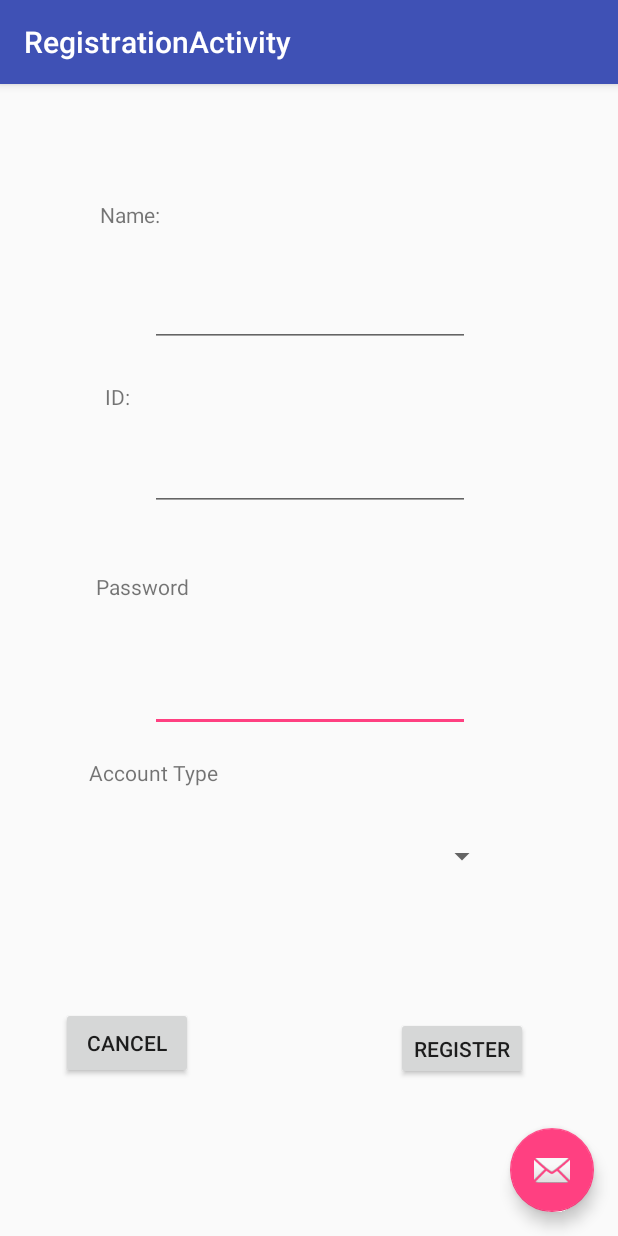
After one commit to JAGAD51/BuzzShelter, an Android app: the RegistrationActivity screen opened directly, with no data from a screen before it, on a phone screen of 412 x 824 dp. The commit adds this screen. Run offline under Robolectric (Android 15) with nearby library versions, the phone set to English and light mode, and no system bars.

Commit message:
woops. M5 almost done until registration button almost made

```diff
--- a/app/src/main/AndroidManifest.xml
+++ b/app/src/main/AndroidManifest.xml
@@ -30,7 +30,11 @@
                 android:name="android.support.PARENT_ACTIVITY"
                 android:value="com.example.tonyzhang.buzzshelter.com.buzzshelter.Controllers.WelcomeActivity" />
         </activity>
-        <activity android:name="com.buzzshelter.Controllers.MainActivity"></activity>
+        <activity android:name="com.buzzshelter.Controllers.MainActivity" />
+        <activity
+            android:name="com.buzzshelter.Controllers.RegistrationActivity"
+            android:label="@string/title_activity_registration"
+            android:theme="@style/AppTheme.NoActionBar"></activity>
     </application>
 
 </manifest>
--- /dev/null
+++ b/app/src/main/java/com/buzzshelter/Controllers/RegistrationActivity.java
@@ -0,0 +1,84 @@
+package com.buzzshelter.Controllers;
+
+import android.os.Bundle;
+import android.support.design.widget.FloatingActionButton;
+import android.support.design.widget.Snackbar;
+import android.support.v7.app.AppCompatActivity;
+import android.support.v7.widget.Toolbar;
+import android.view.View;
+import android.widget.ArrayAdapter;
+import android.widget.Button;
+import android.widget.EditText;
+import android.widget.Spinner;
+
+import com.buzzshelter.Model.AccountType;
+import com.buzzshelter.Model.User;
+import com.example.tonyzhang.buzzshelter.R;
+public class RegistrationActivity extends AppCompatActivity {
+
+
+    private EditText name;
+    private EditText id;
+    private EditText password;
+    private Spinner accountType;
+    private User user;
+
+
+
+
+    @Override
+    protected void onCreate(Bundle savedInstanceState) {
+        super.onCreate(savedInstanceState);
+        setContentView(R.layout.activity_registration);
+        Toolbar toolbar = (Toolbar) findViewById(R.id.toolbar);
+        setSupportActionBar(toolbar);
+
+        FloatingActionButton fab = (FloatingActionButton) findViewById(R.id.fab);
+        fab.setOnClickListener(new View.OnClickListener() {
+            @Override
+            public void onClick(View view) {
+                Snackbar.make(view, "Replace with your own action", Snackbar.LENGTH_LONG)
+                        .setAction("Action", null).show();
+            }
+        });
+
+        /**
+         * Grab the dialog widgets so we can get info
+         */
+        Button cancel_button = (Button) findViewById(R.id.registration_cancel_button);
+        Button register_button = (Button) findViewById(R.id.registration_register_button);
+        name = (EditText) findViewById(R.id.registration_name_field);
+        id = (EditText) findViewById(R.id.registration_id_field);
+        password = (EditText) findViewById(R.id.registration_password_field);
+        accountType = (Spinner) findViewById(R.id.registration_accountType_spinner);
+
+        ArrayAdapter<AccountType> accountAdapter = new ArrayAdapter<AccountType>(this, android.R.layout.simple_spinner_item);
+        accountAdapter.setDropDownViewResource(android.R.layout.simple_spinner_dropdown_item);
+        accountType.setAdapter(accountAdapter);
+
+
+        cancel_button.setOnClickListener(new View.OnClickListener() {
+                    @Override
+                    public void onClick(View v) {
+                        finish();
+                    }
+                });
+
+        register_button.setOnClickListener(new View.OnClickListener() {
+            @Override
+            public void onClick(View view) {
+                String stringId = id.getText().toString();
+                String stringName =  name.getText().toString();
+                String stringPassword = password.getText().toString();
+                AccountType accountTypeAccountType =  (AccountType) accountType.getSelectedItem();
+
+                user = new User(stringId ,stringName, stringPassword, accountTypeAccountType);
+
+            }
+        });
+
+
+
+    }
+
+}
--- /dev/null
+++ b/app/src/main/java/com/buzzshelter/Model/AccountType.java
@@ -0,0 +1,21 @@
+package com.buzzshelter.Model;
+
+/**
+ * Created by user on 17/02/2018.
+ */
+//Enums for Account Types
+
+public enum AccountType {
+    ADMIN("AD"),
+    USER("US");
+
+    private final String innerCode;
+
+    AccountType(String innerCode) {
+        this.innerCode = innerCode;
+    }
+
+    public String toString() {
+        return innerCode;
+    }
+}
--- /dev/null
+++ b/app/src/main/java/com/buzzshelter/Model/Model.java
@@ -0,0 +1,9 @@
+package com.buzzshelter.Model;
+
+/**
+ * Created by user on 17/02/2018.
+ */
+
+public class Model {
+
+}
--- /dev/null
+++ b/app/src/main/java/com/buzzshelter/Model/User.java
@@ -0,0 +1,53 @@
+package com.buzzshelter.Model;
+
+/**
+ * Created by user on 17/02/2018.
+ */
+
+public class User {
+    private String _id;
+    private String _name;
+    private String _password;
+    private AccountType _accountType;
+
+
+    public User(String id, String name, String password, AccountType accountType) {
+        _id = id;
+        _name = name;
+        _password = password;
+        _accountType = accountType;
+    }
+
+    //Getters
+    public String getId() {
+        return _id;
+    }
+
+    public String getName(){
+        return _name;
+    }
+
+    public String getPassword() {
+        return _password;
+    }
+
+    public AccountType getAccountType() {
+        return _accountType;
+    }
+
+    //Setters
+    public void setId(String newId) {
+        _id = newId;
+    }
+
+    public void setName(String newName){
+        _name = newName;
+    }
+    public void getPassword(String newPassword) {
+        _password = newPassword;
+    }
+
+    public void getAccountType(AccountType newAccountType) {
+        _accountType = newAccountType;
+    }
+}
--- /dev/null
+++ b/app/src/main/res/layout/activity_registration.xml
@@ -0,0 +1,33 @@
+<?xml version="1.0" encoding="utf-8"?>
+<android.support.design.widget.CoordinatorLayout xmlns:android="http://schemas.android.com/apk/res/android"
+    xmlns:app="http://schemas.android.com/apk/res-auto"
+    xmlns:tools="http://schemas.android.com/tools"
+    android:layout_width="match_parent"
+    android:layout_height="match_parent"
+    tools:context="com.example.tonyzhang.buzzshelter.com.buzzshelter.Controllers.RegistrationActivity">
+
+    <android.support.design.widget.AppBarLayout
+        android:layout_width="match_parent"
+        android:layout_height="wrap_content"
+        android:theme="@style/AppTheme.AppBarOverlay">
+
+        <android.support.v7.widget.Toolbar
+            android:id="@+id/toolbar"
+            android:layout_width="match_parent"
+            android:layout_height="?attr/actionBarSize"
+            android:background="?attr/colorPrimary"
+            app:popupTheme="@style/AppTheme.PopupOverlay" />
+
+    </android.support.design.widget.AppBarLayout>
+
+    <include layout="@layout/content_registration" />
+
+    <android.support.design.widget.FloatingActionButton
+        android:id="@+id/fab"
+        android:layout_width="wrap_content"
+        android:layout_height="wrap_content"
+        android:layout_gravity="bottom|end"
+        android:layout_margin="@dimen/fab_margin"
+        app:srcCompat="@android:drawable/ic_dialog_email" />
+
+</android.support.design.widget.CoordinatorLayout>
--- /dev/null
+++ b/app/src/main/res/layout/content_registration.xml
@@ -0,0 +1,172 @@
+<?xml version="1.0" encoding="utf-8"?>
+<android.support.constraint.ConstraintLayout xmlns:android="http://schemas.android.com/apk/res/android"
+    xmlns:app="http://schemas.android.com/apk/res-auto"
+    xmlns:tools="http://schemas.android.com/tools"
+    android:layout_width="match_parent"
+    android:layout_height="match_parent"
+    app:layout_behavior="@string/appbar_scrolling_view_behavior"
+    tools:context="com.example.tonyzhang.buzzshelter.com.buzzshelter.Controllers.RegistrationActivity"
+    tools:showIn="@layout/activity_registration">
+
+    <Button
+        android:id="@+id/registration_cancel_button"
+        android:layout_width="wrap_content"
+        android:layout_height="wrap_content"
+        android:layout_marginBottom="8dp"
+        android:layout_marginEnd="8dp"
+        android:layout_marginStart="8dp"
+        android:layout_marginTop="8dp"
+        android:text="CANCEL"
+        app:layout_constraintBottom_toBottomOf="parent"
+        app:layout_constraintEnd_toEndOf="parent"
+        app:layout_constraintHorizontal_bias="0.107"
+        app:layout_constraintStart_toStartOf="parent"
+        app:layout_constraintTop_toTopOf="parent"
+        app:layout_constraintVertical_bias="0.863" />
+
+    <TextView
+        android:id="@+id/registration_name_text"
+        android:layout_width="wrap_content"
+        android:layout_height="24dp"
+        android:layout_marginBottom="8dp"
+        android:layout_marginEnd="8dp"
+        android:layout_marginStart="8dp"
+        android:layout_marginTop="8dp"
+        android:text="Name:"
+        app:layout_constraintBottom_toBottomOf="parent"
+        app:layout_constraintEnd_toEndOf="parent"
+        app:layout_constraintHorizontal_bias="0.164"
+        app:layout_constraintStart_toStartOf="parent"
+        app:layout_constraintTop_toTopOf="parent"
+        app:layout_constraintVertical_bias="0.095" />
+
+    <Button
+        android:id="@+id/registration_register_button"
+        android:layout_width="wrap_content"
+        android:layout_height="42dp"
+        android:layout_marginBottom="8dp"
+        android:layout_marginEnd="8dp"
+        android:layout_marginStart="8dp"
+        android:layout_marginTop="8dp"
+        android:text="REGISTER"
+        app:layout_constraintBottom_toBottomOf="parent"
+        app:layout_constraintEnd_toEndOf="parent"
+        app:layout_constraintHorizontal_bias="0.832"
+        app:layout_constraintStart_toStartOf="parent"
+        app:layout_constraintTop_toTopOf="parent"
+        app:layout_constraintVertical_bias="0.865" />
+
+    <TextView
+        android:id="@+id/registration_id_text"
+        android:layout_width="wrap_content"
+        android:layout_height="23dp"
+        android:layout_marginBottom="8dp"
+        android:layout_marginEnd="8dp"
+        android:layout_marginStart="8dp"
+        android:layout_marginTop="8dp"
+        android:text="ID:"
+        app:layout_constraintBottom_toBottomOf="parent"
+        app:layout_constraintEnd_toEndOf="parent"
+        app:layout_constraintHorizontal_bias="0.164"
+        app:layout_constraintStart_toStartOf="parent"
+        app:layout_constraintTop_toTopOf="parent"
+        app:layout_constraintVertical_bias="0.262" />
+
+    <EditText
+        android:id="@+id/registration_password_field"
+        android:layout_width="wrap_content"
+        android:layout_height="wrap_content"
+        android:layout_marginBottom="8dp"
+        android:layout_marginEnd="8dp"
+        android:layout_marginStart="8dp"
+        android:layout_marginTop="8dp"
+        android:ems="10"
+        android:inputType="textPersonName"
+        app:layout_constraintBottom_toBottomOf="parent"
+        app:layout_constraintEnd_toEndOf="parent"
+        app:layout_constraintHorizontal_bias="0.503"
+        app:layout_constraintStart_toStartOf="parent"
+        app:layout_constraintTop_toTopOf="parent"
+        app:layout_constraintVertical_bias="0.536" />
+
+    <EditText
+        android:id="@+id/registration_name_field"
+        android:layout_width="wrap_content"
+        android:layout_height="wrap_content"
+        android:layout_marginBottom="8dp"
+        android:layout_marginEnd="8dp"
+        android:layout_marginStart="8dp"
+        android:layout_marginTop="8dp"
+        android:ems="10"
+        android:inputType="textPersonName"
+        app:layout_constraintBottom_toBottomOf="parent"
+        app:layout_constraintEnd_toEndOf="parent"
+        app:layout_constraintHorizontal_bias="0.503"
+        app:layout_constraintStart_toStartOf="parent"
+        app:layout_constraintTop_toTopOf="parent"
+        app:layout_constraintVertical_bias="0.173" />
+
+    <EditText
+        android:id="@+id/registration_id_field"
+        android:layout_width="wrap_content"
+        android:layout_height="wrap_content"
+        android:layout_marginBottom="8dp"
+        android:layout_marginEnd="8dp"
+        android:layout_marginStart="8dp"
+        android:layout_marginTop="8dp"
+        android:ems="10"
+        android:inputType="textPersonName"
+        app:layout_constraintBottom_toBottomOf="parent"
+        app:layout_constraintEnd_toEndOf="parent"
+        app:layout_constraintHorizontal_bias="0.503"
+        app:layout_constraintStart_toStartOf="parent"
+        app:layout_constraintTop_toTopOf="parent"
+        app:layout_constraintVertical_bias="0.327" />
+
+    <TextView
+        android:id="@+id/registration_password_text"
+        android:layout_width="75dp"
+        android:layout_height="27dp"
+        android:layout_marginBottom="8dp"
+        android:layout_marginEnd="8dp"
+        android:layout_marginStart="8dp"
+        android:layout_marginTop="8dp"
+        android:text="Password"
+        app:layout_constraintBottom_toBottomOf="parent"
+        app:layout_constraintEnd_toEndOf="parent"
+        app:layout_constraintHorizontal_bias="0.174"
+        app:layout_constraintStart_toStartOf="parent"
+        app:layout_constraintTop_toTopOf="parent"
+        app:layout_constraintVertical_bias="0.438" />
+
+    <Spinner
+        android:id="@+id/registration_accountType_spinner"
+        android:layout_width="225dp"
+        android:layout_height="39dp"
+        android:layout_marginBottom="8dp"
+        android:layout_marginEnd="76dp"
+        android:layout_marginStart="8dp"
+        android:layout_marginTop="8dp"
+        app:layout_constraintBottom_toBottomOf="parent"
+        app:layout_constraintEnd_toEndOf="parent"
+        app:layout_constraintHorizontal_bias="0.96"
+        app:layout_constraintStart_toStartOf="parent"
+        app:layout_constraintTop_toTopOf="parent"
+        app:layout_constraintVertical_bias="0.684" />
+
+    <TextView
+        android:id="@+id/registration_accounttype_text"
+        android:layout_width="wrap_content"
+        android:layout_height="wrap_content"
+        android:layout_marginBottom="8dp"
+        android:layout_marginEnd="8dp"
+        android:layout_marginStart="8dp"
+        android:layout_marginTop="8dp"
+        android:text="Account Type"
+        app:layout_constraintBottom_toBottomOf="parent"
+        app:layout_constraintEnd_toEndOf="parent"
+        app:layout_constraintHorizontal_bias="0.166"
+        app:layout_constraintStart_toStartOf="parent"
+        app:layout_constraintTop_toTopOf="parent"
+        app:layout_constraintVertical_bias="0.602" />
+</android.support.constraint.ConstraintLayout>
--- a/app/src/main/res/values/strings.xml
+++ b/app/src/main/res/values/strings.xml
@@ -8,4 +8,5 @@
     <string name="action_sign_in">Login</string>
     <string name="action_sign_in_short">Sign in</string>
     <string name="title_activity_main">MainActivity</string>
+    <string name="title_activity_registration">RegistrationActivity</string>
 </resources>
```
